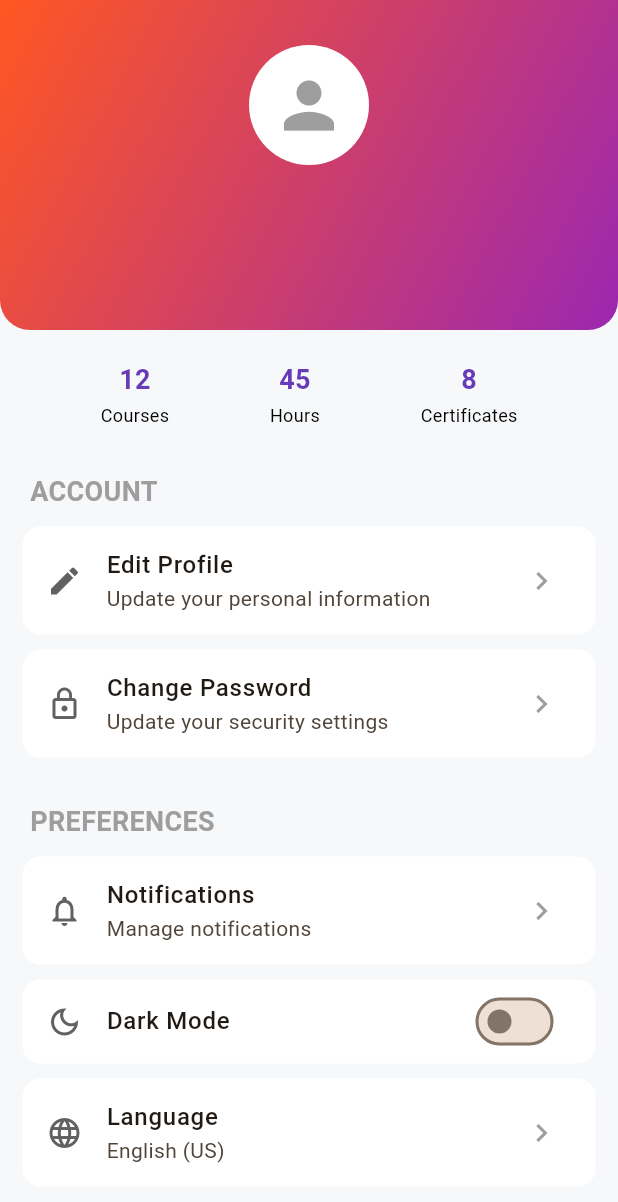
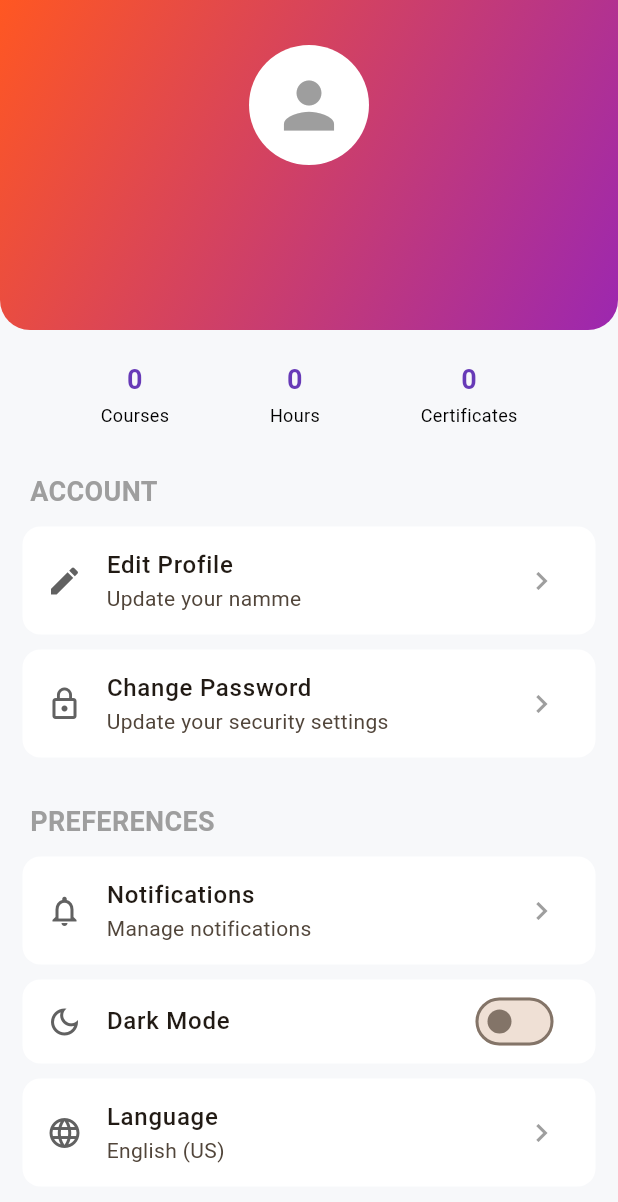
Before and after one commit to AsimBinNasir/Excelerate, a Flutter app: the ProfilePage screen opened directly, on a phone screen of 412 x 824 dp. Shown: the top 1202 px of the screen. Run offline on Flutter 3.47's test engine with Material 3 defaults, Android fonts, the phone set to English and light mode, and no system bars; our stand-ins replace firebase_auth, firebase_core, google_sign_in, percent_indicator, shared_preferences; accounts and stored records are empty.

Commit message:
feat: Enhance ProfilePage with dynamic course statistics and improved sign-out logic

```diff
--- a/lib/profile_page.dart
+++ b/lib/profile_page.dart
@@ -1,7 +1,9 @@
 import 'package:flutter/material.dart';
 import 'package:firebase_auth/firebase_auth.dart';
 import 'package:google_sign_in/google_sign_in.dart';
-import 'package:excelerate/signin.dart'; // import your SignInPage
+import 'package:excelerate/signin.dart';
+// import 'package:excelerate/models/course_model.dart'; // ✅ to access Course
+import 'package:excelerate/mock_courses.dart'; // ✅ contains allCourses (used in MyCoursesPage)
 
 class ProfilePage extends StatefulWidget {
   const ProfilePage({super.key});
@@ -15,15 +17,51 @@ class _ProfilePageState extends State<ProfilePage> {
   bool _isSigningOut = false;
   User? currentUser = FirebaseAuth.instance.currentUser;
 
+  int totalCourses = 0;
+  int totalHours = 0;
+  int totalCertificates = 0;
+
+  @override
+  void initState() {
+    super.initState();
+    _calculateCourseStats();
+  }
+
+  /// ✅ Calculate stats dynamically from allCourses list
+ void _calculateCourseStats() {
+  int courseCount = 0;
+  double hourCount = 0; // changed to double to handle fractional hours
+  int certCount = 0;
+
+  for (var c in allCourses) {
+    bool isStarted = c.lessonsList.any((l) => l['status'] != 'Locked');
+    bool isCompleted = c.lessonsList.isNotEmpty &&
+        c.lessonsList.every((l) => l['status'] == 'Completed');
+
+    if (isStarted || isCompleted) courseCount++;
+    if (isCompleted) {
+      certCount++;
+     hourCount += c.totalTime.toDouble();
+
+    }
+  }
+
+  setState(() {
+    totalCourses = courseCount;
+    totalHours = hourCount.toInt(); // convert to int for display
+    totalCertificates = certCount;
+  });
+}
+
+
+  /// ✅ Sign Out Logic
   Future<void> _signOut() async {
-    setState(() => _isSigningOut = true); // show loader
+    setState(() => _isSigningOut = true);
 
     try {
-      // Sign out from Firebase and Google
       await FirebaseAuth.instance.signOut();
       await GoogleSignIn().signOut();
 
-      // Navigate to SignInPage and remove all previous pages
       if (mounted) {
         Navigator.of(context).pushAndRemoveUntil(
           MaterialPageRoute(builder: (context) => const SignInPage()),
@@ -37,7 +75,7 @@ class _ProfilePageState extends State<ProfilePage> {
         );
       }
     } finally {
-      if (mounted) setState(() => _isSigningOut = false); // hide loader
+      if (mounted) setState(() => _isSigningOut = false);
     }
   }
 
@@ -50,7 +88,7 @@ class _ProfilePageState extends State<ProfilePage> {
           body: SingleChildScrollView(
             child: Column(
               children: [
-                // Header with user info
+                // Header
                 Container(
                   width: double.infinity,
                   decoration: const BoxDecoration(
@@ -91,14 +129,17 @@ class _ProfilePageState extends State<ProfilePage> {
                 ),
 
                 const SizedBox(height: 20),
+
+                // ✅ Dynamic Course Stats
                 Row(
                   mainAxisAlignment: MainAxisAlignment.spaceEvenly,
-                  children: const [
-                    _StatItem(value: "12", label: "Courses"),
-                    _StatItem(value: "45", label: "Hours"),
-                    _StatItem(value: "8", label: "Certificates"),
+                  children: [
+                    _StatItem(value: "$totalCourses", label: "Courses"),
+                    _StatItem(value: "$totalHours", label: "Hours"),
+                    _StatItem(value: "$totalCertificates", label: "Certificates"),
                   ],
                 ),
+
                 const SizedBox(height: 20),
 
                 // Account Section
@@ -106,7 +147,7 @@ class _ProfilePageState extends State<ProfilePage> {
                 const _ListTileItem(
                   icon: Icons.edit,
                   title: "Edit Profile",
-                  subtitle: "Update your personal information",
+                  subtitle: "Update your namme",
                 ),
                 const _ListTileItem(
                   icon: Icons.lock_outline,
@@ -126,8 +167,10 @@ class _ProfilePageState extends State<ProfilePage> {
                   icon: Icons.dark_mode_outlined,
                   title: "Dark Mode",
                   trailing: Switch(
-                    value: false,
-                    onChanged: (v) {},
+                    value: isDarkMode,
+                    onChanged: (v) {
+                      setState(() => isDarkMode = v);
+                    },
                   ),
                 ),
                 const _ListTileItem(
@@ -195,9 +238,11 @@ class _ProfilePageState extends State<ProfilePage> {
                                 ),
                               ),
                               SizedBox(width: 12),
-                              Text('Signing Out...',
-                                  style: TextStyle(
-                                      color: Colors.white, fontSize: 16)),
+                              Text(
+                                'Signing Out...',
+                                style:
+                                    TextStyle(color: Colors.white, fontSize: 16),
+                              ),
                             ],
                           )
                         : const Text(
@@ -215,10 +260,9 @@ class _ProfilePageState extends State<ProfilePage> {
           ),
         ),
 
-        // Overlay loader
         if (_isSigningOut)
           Container(
-            color: Colors.black.withValues(alpha:0.3),
+            color: Colors.black.withAlpha(80),
             child: const Center(
               child: CircularProgressIndicator(color: Colors.white),
             ),
@@ -228,7 +272,7 @@ class _ProfilePageState extends State<ProfilePage> {
   }
 }
 
-// Helper Classes
+// Helper Classes (no UI change)
 class _StatItem extends StatelessWidget {
   final String value;
   final String label;
@@ -247,8 +291,7 @@ class _StatItem extends StatelessWidget {
           ),
         ),
         const SizedBox(height: 2),
-        Text(label,
-            style: const TextStyle(color: Colors.black, fontSize: 12)),
+        Text(label, style: const TextStyle(color: Colors.black, fontSize: 12)),
       ],
     );
   }
@@ -297,7 +340,8 @@ class _ListTileItem extends StatelessWidget {
       elevation: 0,
       child: ListTile(
         leading: Icon(icon, color: Colors.grey[700]),
-        trailing: trailing ?? const Icon(Icons.chevron_right, color: Colors.grey),
+        trailing:
+            trailing ?? const Icon(Icons.chevron_right, color: Colors.grey),
         title: Text(title, style: const TextStyle(fontWeight: FontWeight.w500)),
         subtitle: subtitle != null ? Text(subtitle!) : null,
       ),
```
